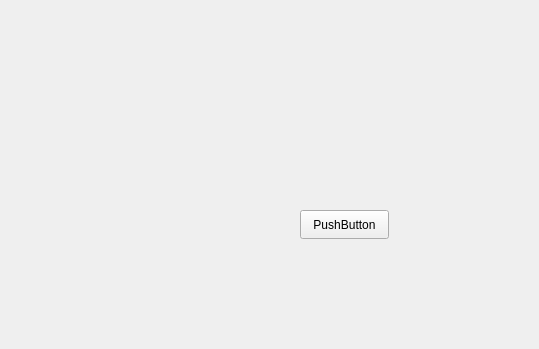
First picture: the form in Mini-Games/pokerthansize.ui, repository imghe/Mini-Games, before the edit; both pictures show x 0 to 539 and y 0 to 349 of the 721 by 578 pixel window.
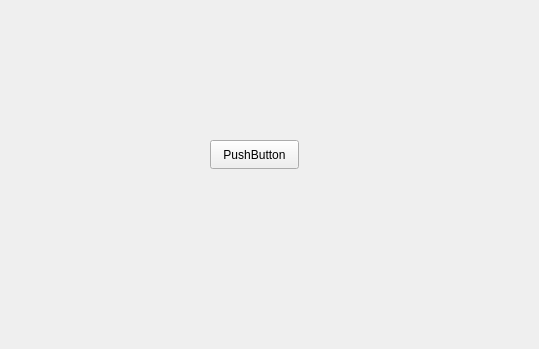
Second picture: the form after the edit.

```diff
--- a/Mini-Games/pokerthansize.ui
+++ b/Mini-Games/pokerthansize.ui
@@ -16,8 +16,8 @@
   <widget class="QPushButton" name="pushButton">
    <property name="geometry">
     <rect>
-     <x>300</x>
-     <y>210</y>
+     <x>210</x>
+     <y>140</y>
      <width>89</width>
      <height>29</height>
     </rect>
```
